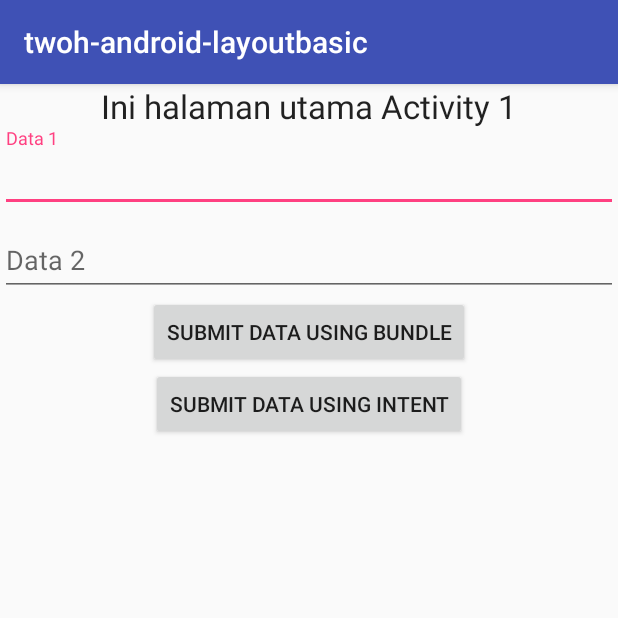
After one commit to twoh/twoh-android-layout-basic, an Android app: the TWOHActivityConcept3 screen opened directly, with no data from a screen before it, on a phone screen of 412 x 824 dp, the top half of it. The commit adds this screen. Run offline under Robolectric (Android 15) with nearby library versions, the phone set to English and light mode, and no system bars.

Commit message:
added passing data between activity tutorial

```diff
--- a/src/main/AndroidManifest.xml
+++ b/src/main/AndroidManifest.xml
@@ -23,6 +23,8 @@
         <activity android:name=".TWOHActivityConcept2"/>
         <activity android:name=".TWOHAlertDialog"/>
         <activity android:name=".TWOHLinearLayout"/>
+        <activity android:name=".TWOHActivityConcept3"/>
+        <activity android:name=".TWOHActivityConcept4"/>
         <activity
             android:theme="@style/AppThemeNoActionBar"
             android:name=".TWOHRelativeLayout"/>
--- /dev/null
+++ b/src/main/java/id/web/twoh/twoh_android_layoutbasic/TWOHActivityConcept3.java
@@ -0,0 +1,59 @@
+package id.web.twoh.twoh_android_layoutbasic;
+
+import android.content.Intent;
+import android.os.Bundle;
+import android.support.annotation.Nullable;
+import android.support.v7.app.AppCompatActivity;
+import android.view.View;
+import android.widget.Button;
+import android.widget.EditText;
+
+/**
+ * Created by Hafizh Herdi on 1/19/2017.
+ */
+
+public class TWOHActivityConcept3 extends AppCompatActivity {
+
+    @Override
+    protected void onCreate(@Nullable Bundle savedInstanceState) {
+        super.onCreate(savedInstanceState);
+        setContentView(R.layout.activity_layout3);
+
+        final EditText etData1 = (EditText) findViewById(R.id.et_data1);
+        final EditText etData2 = (EditText) findViewById(R.id.et_data2);
+        Button btSubmit = (Button) findViewById(R.id.bt_submit);
+        Button btSubmitIntent = (Button) findViewById(R.id.bt_submitintent);
+
+        btSubmit.setOnClickListener(new View.OnClickListener() {
+            @Override
+            public void onClick(View v) {
+
+                /**
+                 * Passing data menggunakan Bundle
+                 */
+
+                Bundle bundle = new Bundle();
+                bundle.putString("data1", etData1.getText().toString());
+                bundle.putString("data2", etData2.getText().toString());
+                Intent intent = new Intent(TWOHActivityConcept3.this, TWOHActivityConcept4.class);
+                intent.putExtras(bundle);
+                startActivity(intent);
+            }
+        });
+
+        btSubmitIntent.setOnClickListener(new View.OnClickListener() {
+            @Override
+            public void onClick(View v) {
+
+                /**
+                 * Passing data via Intent
+                 */
+
+                Intent intent = new Intent(TWOHActivityConcept3.this, TWOHActivityConcept4.class);
+                intent.putExtra("data1", etData1.getText().toString());
+                intent.putExtra("data2", etData2.getText().toString());
+                startActivity(intent);
+            }
+        });
+    }
+}
--- /dev/null
+++ b/src/main/res/layout/activity_layout3.xml
@@ -0,0 +1,47 @@
+<?xml version="1.0" encoding="utf-8"?>
+<LinearLayout xmlns:android="http://schemas.android.com/apk/res/android"
+    android:layout_width="match_parent"
+    android:layout_height="match_parent"
+    android:gravity="center_horizontal"
+    android:orientation="vertical">
+
+    <TextView
+        android:layout_width="wrap_content"
+        android:layout_height="wrap_content"
+        android:text="Ini halaman utama Activity 1"
+        android:textAppearance="?android:attr/textAppearanceLarge" />
+
+    <android.support.design.widget.TextInputLayout
+        android:layout_width="match_parent"
+        android:layout_height="wrap_content">
+
+        <EditText
+            android:id="@+id/et_data1"
+            android:layout_width="match_parent"
+            android:layout_height="wrap_content"
+            android:hint="Data 1" />
+    </android.support.design.widget.TextInputLayout>
+
+    <android.support.design.widget.TextInputLayout
+        android:layout_width="match_parent"
+        android:layout_height="wrap_content">
+
+        <EditText
+            android:id="@+id/et_data2"
+            android:layout_width="match_parent"
+            android:layout_height="wrap_content"
+            android:hint="Data 2" />
+    </android.support.design.widget.TextInputLayout>
+
+    <Button
+        android:id="@+id/bt_submit"
+        android:text="Submit Data using Bundle"
+        android:layout_width="wrap_content"
+        android:layout_height="wrap_content" />
+
+    <Button
+        android:id="@+id/bt_submitintent"
+        android:text="Submit Data using Intent"
+        android:layout_width="wrap_content"
+        android:layout_height="wrap_content" />
+</LinearLayout>
--- a/src/main/res/layout/activity_main.xml
+++ b/src/main/res/layout/activity_main.xml
@@ -21,6 +21,12 @@
     <Button
         android:id="@+id/bt_basic"
         android:text="Activity Basic"
+        android:layout_width="match_parent"
+        android:layout_height="wrap_content" />
+
+    <Button
+        android:id="@+id/bt_intent"
+        android:text="Activity Intent Basic"
         android:layout_width="match_parent"
         android:layout_height="wrap_content" />
 
```
Also changed, not shown: src/main/java/id/web/twoh/twoh_android_layoutbasic/MainActivity.java (+8 -0 lines), src/main/java/id/web/twoh/twoh_android_layoutbasic/TWOHActivityConcept4.java (added, +39 -0 lines), src/main/res/layout/activity_layout4.xml (added, +28 -0 lines).
